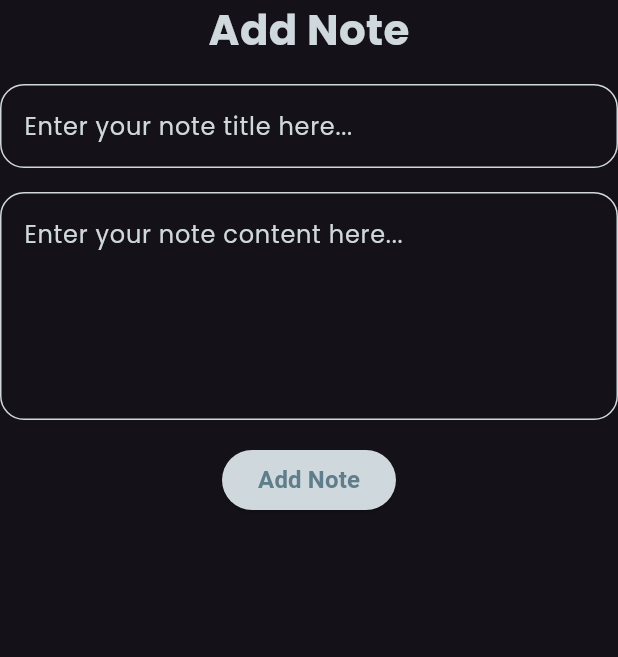
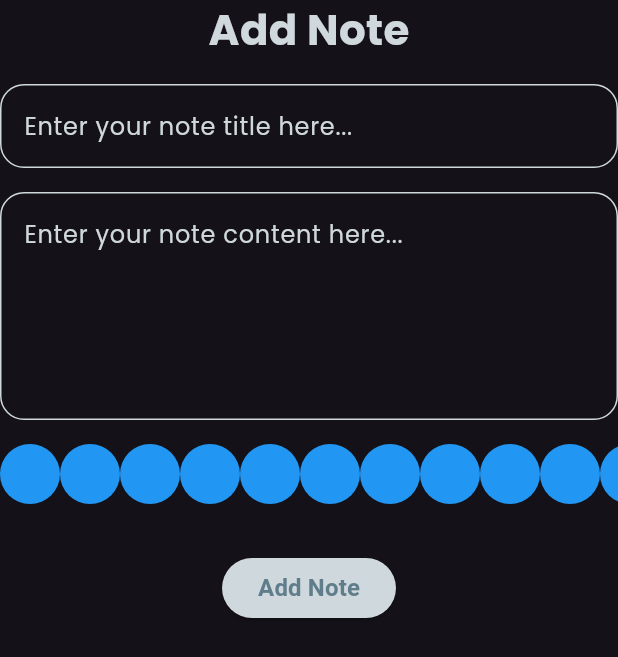
Before and after one commit to MohammedHashemBdier/Notes-App, a Flutter app: the AddNoteForm widget shown alone on an empty page, opened directly, on a phone screen of 412 x 824 dp. Shown: the top 657 px of the screen. Run offline on Flutter 3.47's test engine with Material 3 defaults, Android fonts, the phone set to English and light mode, and no system bars; our stand-ins replace flutter_bloc, font_awesome_flutter, hive, hive_flutter; accounts and stored records are empty.

Commit message:
Create colors list part one

```diff
--- a/lib/views/widgets/add_note_form.dart
+++ b/lib/views/widgets/add_note_form.dart
@@ -3,6 +3,7 @@ import 'package:flutter_bloc/flutter_bloc.dart';
 import 'package:intl/intl.dart';
 import 'package:notes_app/cubits/add_note/add_note_cubit.dart';
 import 'package:notes_app/models/note_model.dart';
+import 'package:notes_app/views/widgets/colots_Item_list_view.dart';
 import 'package:notes_app/views/widgets/custom_add_note_button.dart';
 import 'package:notes_app/views/widgets/custom_text_form_field.dart';
 
@@ -52,6 +53,8 @@ class _AddNoteFormState extends State<AddNoteForm> {
             },
           ),
           const SizedBox(height: 16),
+          const ColorsListView(),
+          const SizedBox(height: 32),
           BlocBuilder<AddNoteCubit, AddNoteState>(
             builder: (context, state) {
               return CustomAddNoteButton(
--- /dev/null
+++ b/lib/views/widgets/color_item.dart
@@ -0,0 +1,12 @@
+import 'package:flutter/material.dart';
+
+class ColorItem extends StatelessWidget {
+  const ColorItem({super.key});
+
+  @override
+  Widget build(BuildContext context) {
+    return const CircleAvatar(
+      backgroundColor: Colors.blue,
+    );
+  }
+}
--- /dev/null
+++ b/lib/views/widgets/colots_Item_list_view.dart
@@ -0,0 +1,20 @@
+import 'package:flutter/material.dart';
+import 'package:notes_app/views/widgets/color_item.dart';
+
+class ColorsListView extends StatelessWidget {
+  const ColorsListView({super.key});
+
+  @override
+  Widget build(BuildContext context) {
+    return SizedBox(
+      height: 40,
+      child: ListView.builder(
+        itemCount: 20,
+        scrollDirection: Axis.horizontal,
+        itemBuilder: (context, index) {
+          return const ColorItem();
+        },
+      ),
+    );
+  }
+}
```
